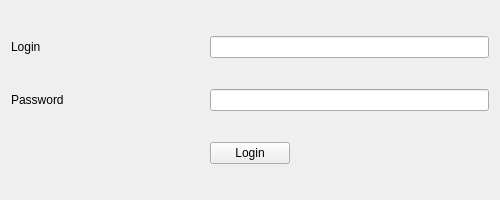
Above: login.ui from akhma-bolodur/py_mipt_study_proj before the change. Below: the same form after it.
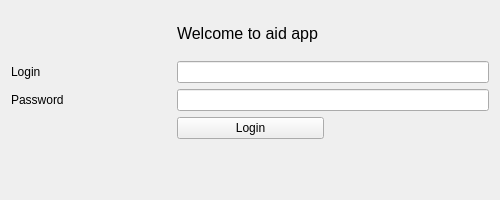
That is the form after the change.

The edit to the form file:
```diff
--- a/login.ui
+++ b/login.ui
@@ -14,13 +14,36 @@
    <string>Form</string>
   </property>
   <layout class="QGridLayout" name="gridLayout">
+   <item row="3" column="3">
+    <spacer name="horizontalSpacer_2">
+     <property name="orientation">
+      <enum>Qt::Horizontal</enum>
+     </property>
+     <property name="sizeType">
+      <enum>QSizePolicy::MinimumExpanding</enum>
+     </property>
+     <property name="sizeHint" stdset="0">
+      <size>
+       <width>30</width>
+       <height>20</height>
+      </size>
+     </property>
+    </spacer>
+   </item>
    <item row="1" column="1" colspan="3">
-    <widget class="QLineEdit" name="password"/>
-   </item>
-   <item row="0" column="1" colspan="3">
     <widget class="QLineEdit" name="login"/>
    </item>
-   <item row="0" column="0">
+   <item row="2" column="1" colspan="3">
+    <widget class="QLineEdit" name="password"/>
+   </item>
+   <item row="3" column="1" colspan="2">
+    <widget class="QPushButton" name="pushButton">
+     <property name="text">
+      <string>Login</string>
+     </property>
+    </widget>
+   </item>
+   <item row="1" column="0">
     <widget class="QLabel" name="label_login">
      <property name="sizePolicy">
       <sizepolicy hsizetype="Preferred" vsizetype="Preferred">
@@ -33,37 +56,14 @@
      </property>
     </widget>
    </item>
-   <item row="1" column="0">
+   <item row="2" column="0">
     <widget class="QLabel" name="label_password">
      <property name="text">
       <string>Password</string>
      </property>
     </widget>
    </item>
-   <item row="2" column="1" colspan="2">
-    <widget class="QPushButton" name="pushButton">
-     <property name="text">
-      <string>Login</string>
-     </property>
-    </widget>
-   </item>
-   <item row="2" column="3">
-    <spacer name="horizontalSpacer_2">
-     <property name="orientation">
-      <enum>Qt::Horizontal</enum>
-     </property>
-     <property name="sizeType">
-      <enum>QSizePolicy::MinimumExpanding</enum>
-     </property>
-     <property name="sizeHint" stdset="0">
-      <size>
-       <width>30</width>
-       <height>20</height>
-      </size>
-     </property>
-    </spacer>
-   </item>
-   <item row="2" column="0">
+   <item row="3" column="0">
     <spacer name="horizontalSpacer">
      <property name="orientation">
       <enum>Qt::Horizontal</enum>
@@ -76,6 +76,25 @@
      </property>
     </spacer>
    </item>
+   <item row="0" column="1">
+    <widget class="QLabel" name="welcome_label">
+     <property name="font">
+      <font>
+       <pointsize>12</pointsize>
+      </font>
+     </property>
+     <property name="text">
+      <string>Welcome to aid app</string>
+     </property>
+    </widget>
+   </item>
+   <item row="4" column="1">
+    <widget class="QLabel" name="status_label">
+     <property name="text">
+      <string/>
+     </property>
+    </widget>
+   </item>
   </layout>
  </widget>
  <resources/>
```
